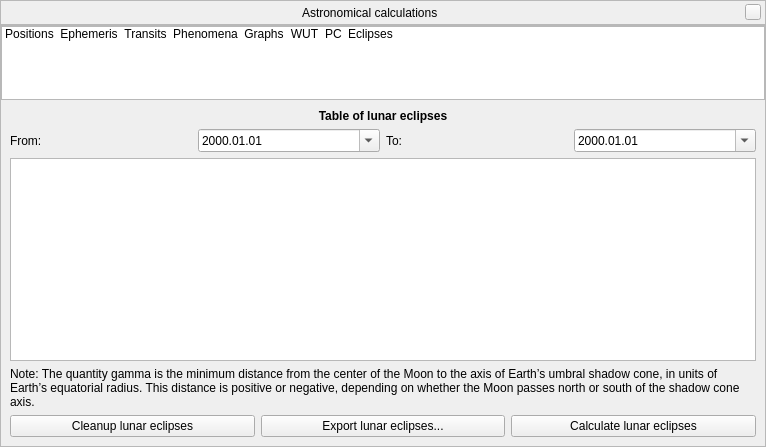
Qt form src/gui/astroCalcDialog.ui (Stellarium/stellarium) before a commit.
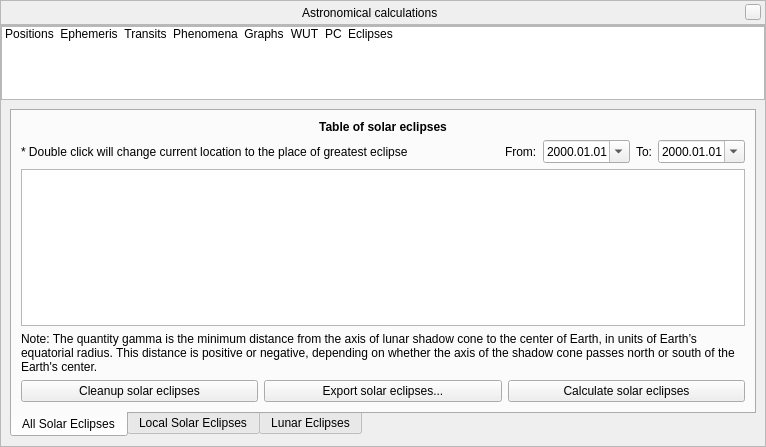
The same form after that commit. The open tabs and pages were chosen to show the change. Icons and pictures are not drawn. Custom widgets are drawn as their Qt base class.

Commit message: Add Solar Eclipse

Patch:
```diff
--- a/src/gui/astroCalcDialog.ui
+++ b/src/gui/astroCalcDialog.ui
@@ -2414,6 +2414,322 @@
         </widget>
         <widget class="QWidget" name="stackedWidgetPage8">
          <layout class="QGridLayout" name="gridLayout_18">
+          <item row="0" column="0">
+           <widget class="QTabWidget" name="tabWidgetEclipses">
+            <property name="tabPosition">
+             <enum>QTabWidget::South</enum>
+            </property>
+            <property name="currentIndex">
+             <number>0</number>
+            </property>
+            <widget class="QWidget" name="tabGolbalSolarEclipse">
+             <attribute name="title">
+              <string>All Solar Eclipses</string>
+             </attribute>
+             <layout class="QGridLayout" name="gridLayout_20">
+              <item row="4" column="0">
+               <layout class="QHBoxLayout" name="horizontalLayout_40">
+                <item>
+                 <widget class="QPushButton" name="solareclipsesCleanupButton">
+                  <property name="text">
+                   <string>Cleanup solar eclipses</string>
+                  </property>
+                 </widget>
+                </item>
+                <item>
+                 <widget class="QPushButton" name="solareclipsesSaveButton">
+                  <property name="text">
+                   <string>Export solar eclipses...</string>
+                  </property>
+                 </widget>
+                </item>
+                <item>
+                 <widget class="QPushButton" name="solareclipsesCalculateButton">
+                  <property name="text">
+                   <string>Calculate solar eclipses</string>
+                  </property>
+                 </widget>
+                </item>
+               </layout>
+              </item>
+              <item row="2" column="0">
+             <widget class="QTreeWidget" name="solareclipseTreeWidget">
+            <property name="rootIsDecorated">
+             <bool>false</bool>
+            </property>
+            <property name="uniformRowHeights">
+             <bool>true</bool>
+            </property>
+            <property name="itemsExpandable">
+             <bool>false</bool>
+            </property>
+            <property name="sortingEnabled">
+             <bool>true</bool>
+            </property>
+            <property name="expandsOnDoubleClick">
+             <bool>false</bool>
+            </property>
+            <property name="columnCount">
+             <number>0</number>
+            </property>
+            <attribute name="headerShowSortIndicator" stdset="0">
+             <bool>true</bool>
+            </attribute>
+           </widget>
+          </item>
+          <item row="1" column="0">
+           <layout class="QHBoxLayout" name="horizontalLayout_43">
+            <item>
+             <layout class="QHBoxLayout" name="horizontalLayout_41">
+            <item>
+             <widget class="QLabel" name="changeLocationLabel">
+              <property name="text">
+               <string>* Double click will change current location to the place of greatest eclipse</string>
+              </property>
+             </widget>
+            </item>
+              <item>
+               <widget class="QLabel" name="solareclipseLabel">
+                <property name="sizePolicy">
+                 <sizepolicy hsizetype="Expanding" vsizetype="Preferred">
+                  <horstretch>0</horstretch>
+                  <verstretch>0</verstretch>
+                 </sizepolicy>
+                </property>
+                <property name="font">
+                 <font>
+                  <bold>true</bold>
+                 </font>
+                </property>
+                <property name="text">
+                 <string/>
+                </property>
+               </widget>
+              </item>
+              <item>
+               <widget class="QLabel" name="solareclipseFromLabel">
+                <property name="text">
+                 <string>From:</string>
+                </property>
+               </widget>
+              </item>
+              <item>
+               <widget class="QDateEdit" name="solareclipseFromDateEdit">
+                <property name="wrapping">
+                 <bool>true</bool>
+                </property>
+                <property name="displayFormat">
+                 <string notr="true">yyyy.MM.dd</string>
+                </property>
+                <property name="calendarPopup">
+                 <bool>true</bool>
+                </property>
+               </widget>
+              </item>
+             </layout>
+            </item>
+            <item>
+             <layout class="QHBoxLayout" name="horizontalLayout_42">
+              <item>
+               <widget class="QLabel" name="solareclipseToLabel">
+                <property name="text">
+                 <string>To:</string>
+                </property>
+               </widget>
+              </item>
+              <item>
+               <widget class="QDateEdit" name="solareclipseToDateEdit">
+                <property name="wrapping">
+                 <bool>true</bool>
+                </property>
+                <property name="displayFormat">
+                 <string notr="true">yyyy.MM.dd</string>
+                </property>
+                <property name="calendarPopup">
+                 <bool>true</bool>
+                </property>
+               </widget>
+              </item>
+             </layout>
+            </item>
+           </layout>
+          </item>
+          <item row="0" column="0">
+           <widget class="QLabel" name="solareclipseHeaderLabel">
+            <property name="font">
+             <font>
+              <weight>75</weight>
+              <bold>true</bold>
+             </font>
+            </property>
+            <property name="text">
+             <string>Table of solar eclipses</string>
+            </property>
+            <property name="alignment">
+             <set>Qt::AlignCenter</set>
+            </property>
+            </widget>
+            </item>
+            <item row="3" column="0">
+             <widget class="QLabel" name="gammaNoteSolarEclipseLabel">
+              <property name="text">
+               <string>Note: The quantity gamma is the minimum distance from the axis of lunar shadow cone to the center of Earth, in units of Earth’s equatorial radius. This distance is positive or negative, depending on whether the axis of the shadow cone passes north or south of the Earth's center.</string>
+              </property>
+              <property name="wordWrap">
+               <bool>true</bool>
+              </property>
+              </widget>
+             </item>
+            </layout>
+           </widget>
+            <widget class="QWidget" name="tabSolarEclipseLocal">
+             <attribute name="title">
+              <string>Local Solar Eclipses</string>
+             </attribute>
+             <layout class="QGridLayout" name="gridLayout_21">
+              <item row="4" column="0">
+               <layout class="QHBoxLayout" name="horizontalLayout_44">
+                <item>
+                 <widget class="QPushButton" name="solareclipseslocalCleanupButton">
+                  <property name="text">
+                   <string>Cleanup solar eclipses</string>
+                  </property>
+                 </widget>
+                </item>
+                <item>
+                 <widget class="QPushButton" name="solareclipseslocalSaveButton">
+                  <property name="text">
+                   <string>Export solar eclipses...</string>
+                  </property>
+                 </widget>
+                </item>
+                <item>
+                 <widget class="QPushButton" name="solareclipseslocalCalculateButton">
+                  <property name="text">
+                   <string>Calculate solar eclipses</string>
+                  </property>
+                 </widget>
+                </item>
+               </layout>
+              </item>
+              <item row="2" column="0">
+             <widget class="QTreeWidget" name="solareclipselocalTreeWidget">
+            <property name="rootIsDecorated">
+             <bool>false</bool>
+            </property>
+            <property name="uniformRowHeights">
+             <bool>true</bool>
+            </property>
+            <property name="itemsExpandable">
+             <bool>false</bool>
+            </property>
+            <property name="sortingEnabled">
+             <bool>true</bool>
+            </property>
+            <property name="expandsOnDoubleClick">
+             <bool>false</bool>
+            </property>
+            <property name="columnCount">
+             <number>0</number>
+            </property>
+            <attribute name="headerShowSortIndicator" stdset="0">
+             <bool>true</bool>
+            </attribute>
+           </widget>
+          </item>
+          <item row="1" column="0">
+           <layout class="QHBoxLayout" name="horizontalLayout_45">
+            <item>
+             <layout class="QHBoxLayout" name="horizontalLayout_46">
+              <item>
+               <widget class="QLabel" name="solareclipselocalLabel">
+                <property name="sizePolicy">
+                 <sizepolicy hsizetype="Expanding" vsizetype="Preferred">
+                  <horstretch>0</horstretch>
+                  <verstretch>0</verstretch>
+                 </sizepolicy>
+                </property>
+                <property name="font">
+                 <font>
+                  <bold>true</bold>
+                 </font>
+                </property>
+                <property name="text">
+                 <string/>
+                </property>
+               </widget>
+              </item>
+              <item>
+               <widget class="QLabel" name="solareclipselocalFromLabel">
+                <property name="text">
+                 <string>From:</string>
+                </property>
+               </widget>
+              </item>
+              <item>
+               <widget class="QDateEdit" name="solareclipselocalFromDateEdit">
+                <property name="wrapping">
+                 <bool>true</bool>
+                </property>
+                <property name="displayFormat">
+                 <string notr="true">yyyy.MM.dd</string>
+                </property>
+                <property name="calendarPopup">
+                 <bool>true</bool>
+                </property>
+               </widget>
+              </item>
+             </layout>
+            </item>
+            <item>
+             <layout class="QHBoxLayout" name="horizontalLayout_47">
+              <item>
+               <widget class="QLabel" name="solareclipselocalToLabel">
+                <property name="text">
+                 <string>To:</string>
+                </property>
+               </widget>
+              </item>
+              <item>
+               <widget class="QDateEdit" name="solareclipselocalToDateEdit">
+                <property name="wrapping">
+                 <bool>true</bool>
+                </property>
+                <property name="displayFormat">
+                 <string notr="true">yyyy.MM.dd</string>
+                </property>
+                <property name="calendarPopup">
+                 <bool>true</bool>
+                </property>
+               </widget>
+              </item>
+             </layout>
+            </item>
+           </layout>
+          </item>
+          <item row="0" column="0">
+           <widget class="QLabel" name="solareclipselocalHeaderLabel">
+            <property name="font">
+             <font>
+              <weight>75</weight>
+              <bold>true</bold>
+             </font>
+            </property>
+            <property name="text">
+             <string>Table of solar eclipses visible in current location</string>
+            </property>
+            <property name="alignment">
+             <set>Qt::AlignCenter</set>
+            </property>
+            </widget>
+            </item>
+            </layout>
+           </widget>
+           <widget class="QWidget" name="tabLunarEclipse">
+             <attribute name="title">
+              <string>Lunar Eclipses</string>
+             </attribute>
+             <layout class="QGridLayout" name="gridLayout_19">
           <item row="4" column="0">
            <layout class="QHBoxLayout" name="horizontalLayout_39">
             <item>
@@ -2539,6 +2855,10 @@
             <property name="wordWrap">
              <bool>true</bool>
             </property>
+               </widget>
+              </item>
+             </layout>
+            </widget>
            </widget>
           </item>
          </layout>
```
Left out of the diff: 29 changed lines with no effect on the pictures. Lines whose indentation alone changed are shown as unchanged. The commit also changes 2 other files.
